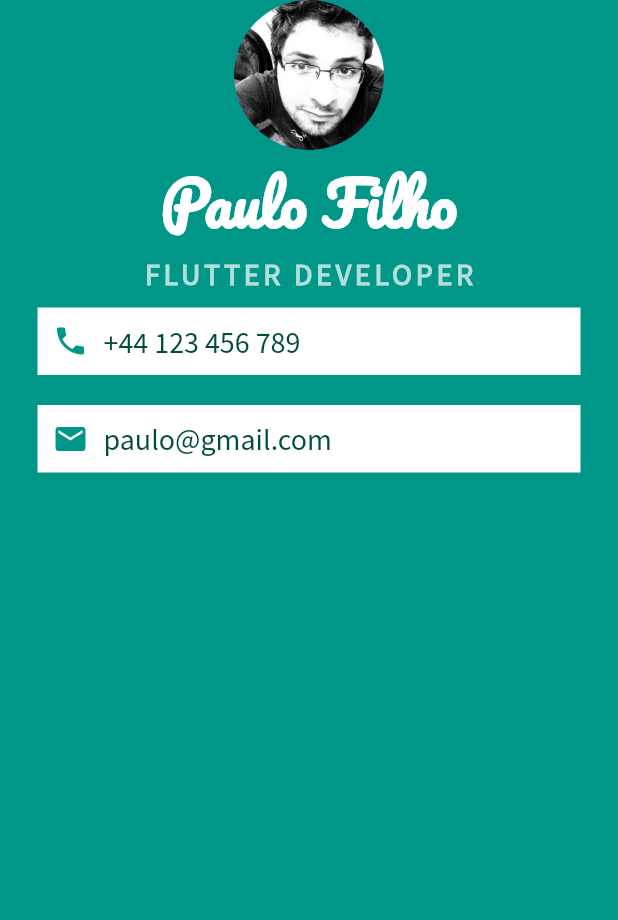
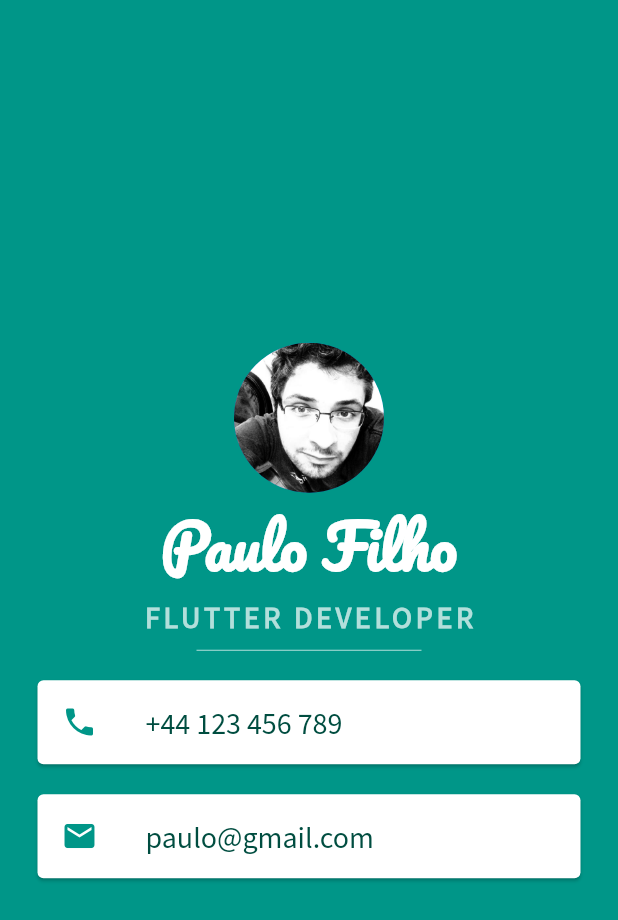
Before and after one commit to paulocf92/flutter-app-brewery, a Flutter app: the screen it shows after launch, on a phone screen of 412 x 824 dp. Shown: the top 920 px of the screen. Run offline on Flutter 3.47's test engine with Material 2 defaults, Android fonts, the phone set to English and light mode, and no system bars.

Commit message:
chore: create sections with Cards and style them with ListTiles

```diff
--- a/mi-card/lib/main.dart
+++ b/mi-card/lib/main.dart
@@ -12,6 +12,7 @@
         backgroundColor: Colors.teal,
         body: SafeArea(
           child: Column(
+            mainAxisAlignment: MainAxisAlignment.center,
             children: <Widget>[
               CircleAvatar(
                 radius: 50.0,
@@ -36,23 +37,24 @@
                   fontWeight: FontWeight.bold,
                 ),
               ),
-              Container(
-                color: Colors.white,
-                padding: EdgeInsets.all(10.0),
+              SizedBox(
+                height: 20,
+                width: 150,
+                child: Divider(
+                  color: Colors.teal.shade100,
+                ),
+              ),
+              Card(
                 margin: EdgeInsets.symmetric(
                   vertical: 10.0,
                   horizontal: 25.0,
                 ),
-                child: Row(
-                  children: <Widget>[
-                    Icon(
+                child: ListTile(
+                  leading: Icon(
                     Icons.phone,
                     color: Colors.teal,
                   ),
-                    SizedBox(
-                      width: 10,
-                    ),
-                    Text(
+                  title: Text(
                     '+44 123 456 789',
                     style: TextStyle(
                       color: Colors.teal.shade900,
@@ -60,26 +62,19 @@
                       fontSize: 20,
                     ),
                   ),
-                  ],
                 ),
               ),
-              Container(
-                color: Colors.white,
-                padding: EdgeInsets.all(10.0),
+              Card(
                 margin: EdgeInsets.symmetric(
                   vertical: 10.0,
                   horizontal: 25.0,
                 ),
-                child: Row(
-                  children: <Widget>[
-                    Icon(
+                child: ListTile(
+                  leading: Icon(
                     Icons.email,
                     color: Colors.teal,
                   ),
-                    SizedBox(
-                      width: 10,
-                    ),
-                    Text(
+                  title: Text(
                     'paulo@gmail.com',
                     style: TextStyle(
                       color: Colors.teal.shade900,
@@ -87,7 +82,6 @@
                       fontSize: 20,
                     ),
                   ),
-                  ],
                 ),
               )
             ],
```
Lines whose indentation alone changed are shown as unchanged.
